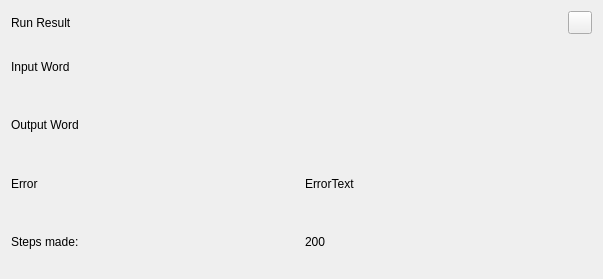
The window that YAD-Studio/Widgets/RunWidget.ui (Yad-Studio/YAD-Studio) describes before a commit, drawn with Qt 5.
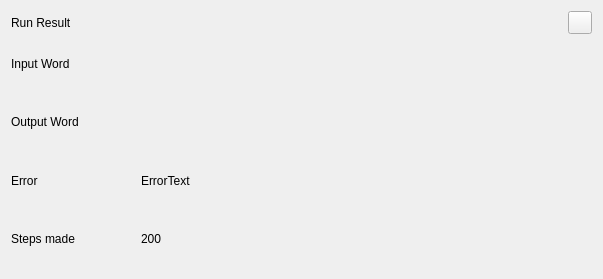
The same window after the commit. Custom widgets are drawn as their Qt base class.

Commit message: RunWidget design

Patch:
```diff
--- a/YAD-Studio/Widgets/RunWidget.ui
+++ b/YAD-Studio/Widgets/RunWidget.ui
@@ -23,6 +23,9 @@
    <double>1.000000000000000</double>
   </property>
   <layout class="QVBoxLayout" name="verticalLayout">
+   <property name="spacing">
+    <number>0</number>
+   </property>
    <item>
     <layout class="QHBoxLayout" name="horizontalLayout">
      <item>
@@ -58,6 +61,12 @@
     <layout class="QGridLayout" name="gridLayout_2">
      <item row="0" column="0">
       <widget class="QLabel" name="inputWord">
+       <property name="maximumSize">
+        <size>
+         <width>130</width>
+         <height>16777215</height>
+        </size>
+       </property>
        <property name="text">
         <string>Input Word</string>
        </property>
@@ -65,6 +74,12 @@
      </item>
      <item row="2" column="0">
       <widget class="QLabel" name="errorTitle">
+       <property name="maximumSize">
+        <size>
+         <width>130</width>
+         <height>16777215</height>
+        </size>
+       </property>
        <property name="text">
         <string>Error</string>
        </property>
@@ -72,8 +87,14 @@
      </item>
      <item row="3" column="0">
       <widget class="QLabel" name="steps">
+       <property name="maximumSize">
+        <size>
+         <width>130</width>
+         <height>16777215</height>
+        </size>
+       </property>
        <property name="text">
-        <string>Steps made:</string>
+        <string>Steps made</string>
        </property>
       </widget>
      </item>
@@ -99,6 +120,12 @@
      </item>
      <item row="1" column="0">
       <widget class="QLabel" name="outputWord">
+       <property name="maximumSize">
+        <size>
+         <width>130</width>
+         <height>16777215</height>
+        </size>
+       </property>
        <property name="text">
         <string>Output Word</string>
        </property>
```
The commit also changes 5 other files.
